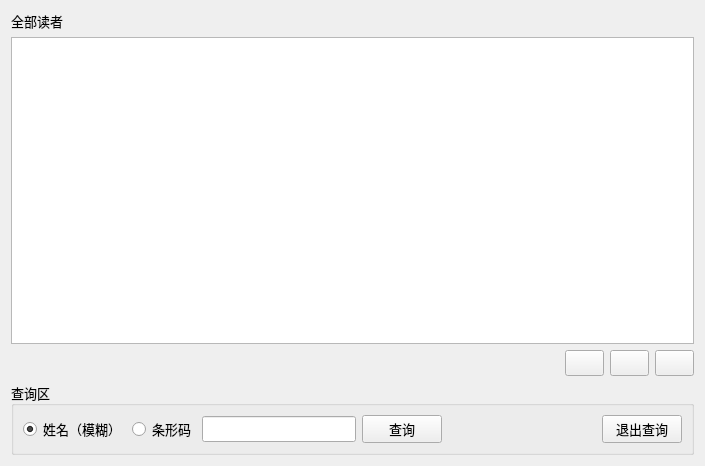
This is LibraryManager/readermanageform.ui in 821869798/LibraryManager as Qt 5 draws it before an edit. The edited form follows.
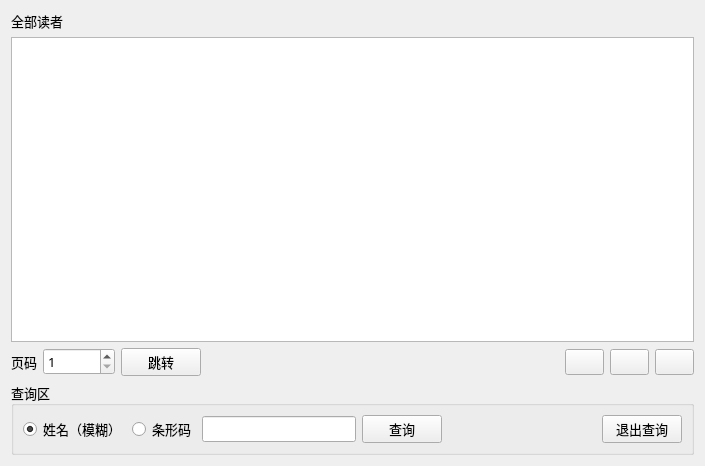
This is the edited form.

The edit to the form file:
```diff
--- a/LibraryManager/readermanageform.ui
+++ b/LibraryManager/readermanageform.ui
@@ -48,7 +48,38 @@
     <widget class="QTableView" name="tv"/>
    </item>
    <item>
-    <layout class="QHBoxLayout" name="horizontalLayout">
+    <layout class="QHBoxLayout" name="horizontalLayout" stretch="1,2,0,0,0">
+     <item>
+      <layout class="QHBoxLayout" name="horizontalLayout_4">
+       <item>
+        <widget class="QLabel" name="label_2">
+         <property name="text">
+          <string>页码</string>
+         </property>
+        </widget>
+       </item>
+       <item>
+        <widget class="QSpinBox" name="spinBox">
+         <property name="minimum">
+          <number>1</number>
+         </property>
+         <property name="maximum">
+          <number>999999</number>
+         </property>
+         <property name="value">
+          <number>1</number>
+         </property>
+        </widget>
+       </item>
+       <item>
+        <widget class="QPushButton" name="btn_jump">
+         <property name="text">
+          <string>跳转</string>
+         </property>
+        </widget>
+       </item>
+      </layout>
+     </item>
      <item>
       <spacer name="horizontalSpacer">
        <property name="orientation">
```
Left out of the diff: 4 changed lines with no effect on the pictures.
